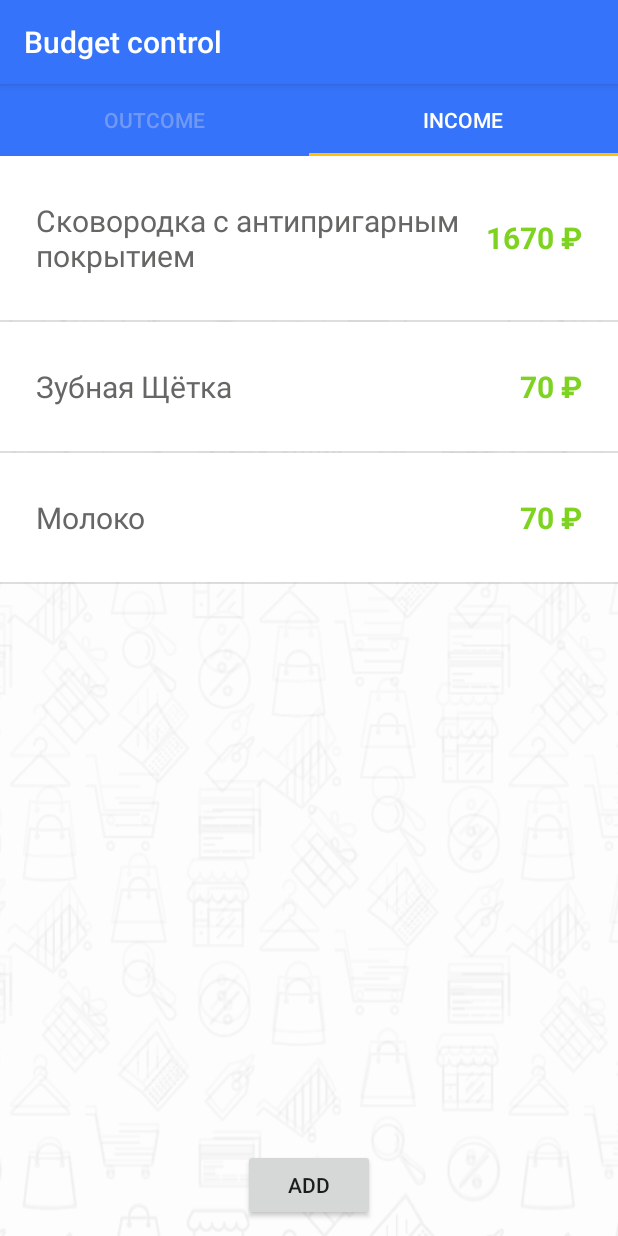
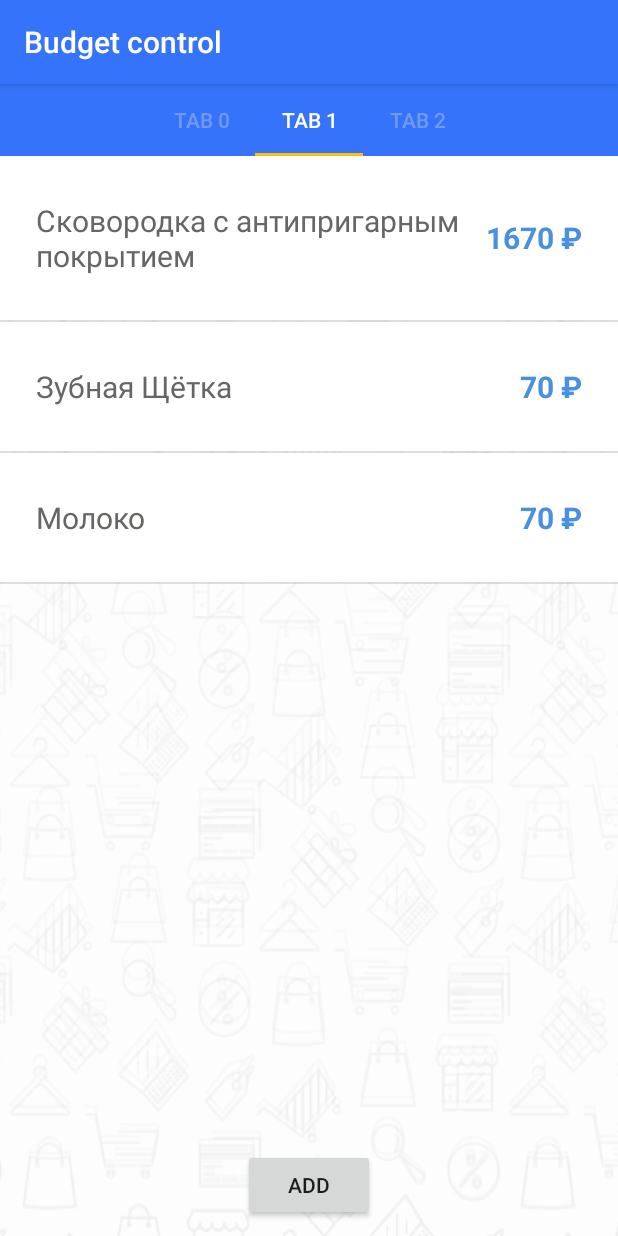
Before and after one commit to bendyug/LoftMoney, an Android app: the BudgetActivity screen opened directly, with no data from a screen before it, tab 2 chosen, on a phone screen of 412 x 824 dp. Run offline under Robolectric (Android 15) with nearby library versions, the phone set to English and light mode, and no system bars.

```diff
--- a/app/src/main/java/com/dbendyug/loftmoney/BudgetActivity.java
+++ b/app/src/main/java/com/dbendyug/loftmoney/BudgetActivity.java
@@ -7,17 +7,24 @@ import androidx.appcompat.app.AppCompatActivity;
 import androidx.fragment.app.Fragment;
 import androidx.fragment.app.FragmentManager;
 import androidx.fragment.app.FragmentPagerAdapter;
+import androidx.fragment.app.ListFragment;
 import androidx.viewpager.widget.ViewPager;
 import com.google.android.material.tabs.TabLayout;
+
+import java.util.ArrayList;
+import java.util.List;
 
 public class BudgetActivity extends AppCompatActivity {
 
     public static final String INCOME = "income";
     public static final String OUTCOME = "outcome";
 
+
+
     private TabLayout tabLayout;
     private ViewPager viewPager;
     private BudgetViewPagerAdapter budgetViewPagerAdapter;
+    List<BudgetFragment> budgetFragmentList = new ArrayList<>();
 
 
     @Override
@@ -25,41 +32,82 @@ public class BudgetActivity extends AppCompatActivity {
         super.onCreate(savedInstanceState);
         setContentView(R.layout.activity_budget);
 
+
+
         budgetViewPagerAdapter = new BudgetViewPagerAdapter(getSupportFragmentManager(), FragmentPagerAdapter.BEHAVIOR_RESUME_ONLY_CURRENT_FRAGMENT);
+
+        for (int i = 0; i < 2; i++) {
+            budgetFragmentList.add(BudgetFragment.newInstance(R.color.outcome_price_color));
+        }
 
         tabLayout = findViewById(R.id.tab_layout);
         viewPager = findViewById(R.id.view_pager);
         viewPager.setAdapter(budgetViewPagerAdapter);
 
+
+        viewPager.addOnPageChangeListener(new ViewPager.OnPageChangeListener() {
+            @Override
+            public void onPageScrolled(int position, float positionOffset, int positionOffsetPixels) {
+
+            }
+
+            @Override
+            public void onPageSelected(int position) {
+                if (position == budgetFragmentList.size() - 1){
+                    budgetFragmentList.add(BudgetFragment.newInstance(R.color.outcome_price_color));
+                    budgetViewPagerAdapter.notifyDataSetChanged();
+                }
+            }
+
+            @Override
+            public void onPageScrollStateChanged(int state) {
+
+            }
+        });
+
         tabLayout.setupWithViewPager(viewPager);
-        tabLayout.getTabAt(0).setText(R.string.outcome);
-        tabLayout.getTabAt(1).setText(R.string.income);
+//        tabLayout.getTabAt(0).setText(R.string.outcome);
+//        tabLayout.getTabAt(1).setText(R.string.income);
 
         tabLayout.setSelectedTabIndicatorColor(getResources().getColor(R.color.tab_indicator_color));
 
     }
 
-    static class BudgetViewPagerAdapter extends FragmentPagerAdapter {
+    class BudgetViewPagerAdapter extends FragmentPagerAdapter {
+
+
+
+        @Nullable
+        @Override
+        public CharSequence getPageTitle(int position) {
+            return "Tab " + position;
+        }
 
         public BudgetViewPagerAdapter(@NonNull FragmentManager fm, int behavior) {
             super(fm, behavior);
-        }
+            }
 
         @NonNull
         @Override
         public Fragment getItem(int position) {
-            switch (position){
-                case (0):
-                    return BudgetFragment.newInstance(R.color.outcome_price_color);
-                case (1):
-                    return BudgetFragment.newInstance(R.color.income_price_color);
-            }
-            return null;
+
+            return budgetFragmentList.get(position);
+
+//            switch (position){
+//                case (0):
+//                    budgetFragmentList.add(BudgetFragment.newInstance(R.color.outcome_price_color));
+//                    return budgetFragmentList.get(position);
+//                case (1):
+//                    budgetFragmentList.add(BudgetFragment.newInstance(R.color.income_price_color));
+//                    return budgetFragmentList.get(position);
+//            }
+//            return null;
         }
+
 
         @Override
         public int getCount() {
-            return 2;
+            return budgetFragmentList.size();
         }
     }
 }
--- a/app/src/main/res/layout/activity_budget.xml
+++ b/app/src/main/res/layout/activity_budget.xml
@@ -12,6 +12,7 @@
         android:layout_width="match_parent"
         android:layout_height="wrap_content"
         android:background="@color/colorPrimary"
+        app:tabMode="auto"
         app:tabTextColor="@color/unselected_tab_color"
         app:tabSelectedTextColor="@android:color/white"/>
 
```
